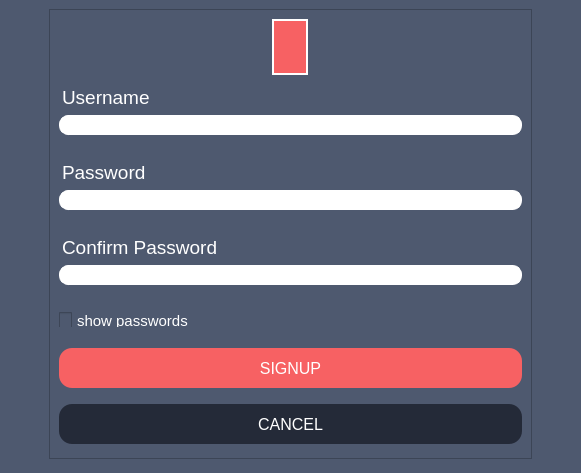
Qt form src/client/gui/ui/registration.ui (aleoli/Shared-Editor) before a commit.
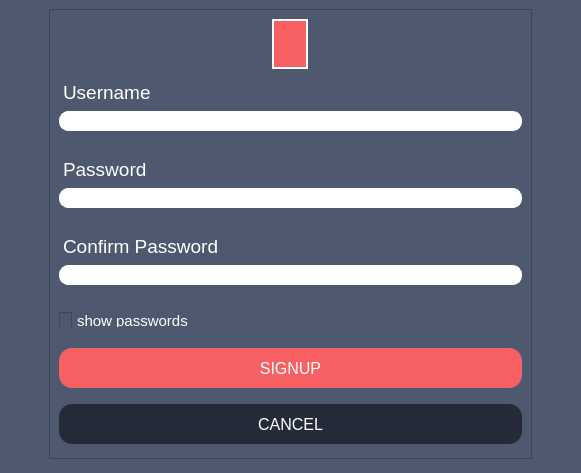
The same form after that commit. Icons and pictures are not drawn.

Commit message: reso campo pwd con gli asterischi e provato a togliere rettangolo nero in REGISTRATION

Diff of the .ui file:
```diff
--- a/src/client/gui/ui/registration.ui
+++ b/src/client/gui/ui/registration.ui
@@ -30,7 +30,10 @@
     <item row="1" column="0">
      <widget class="QFrame" name="frame">
       <property name="styleSheet">
-       <string notr="true">padding-top: 0px;
+       <string notr="true">background : #4e596f;
+border-color: #4e596f;
+border-width: 1px;
+padding-top: 0px;
 margin-left: 40px;
 margin-right: 40px;
 margin-bottom: 5px;</string>
@@ -182,6 +185,9 @@
 font: &quot;Segoe UI Emoji&quot;;
 selection-background-color: #f76163;</string>
            </property>
+           <property name="echoMode">
+            <enum>QLineEdit::Password</enum>
+           </property>
           </widget>
          </item>
         </layout>
```
Left out of the diff: 3 changed lines with no effect on the pictures. The commit also changes 1 other file.
